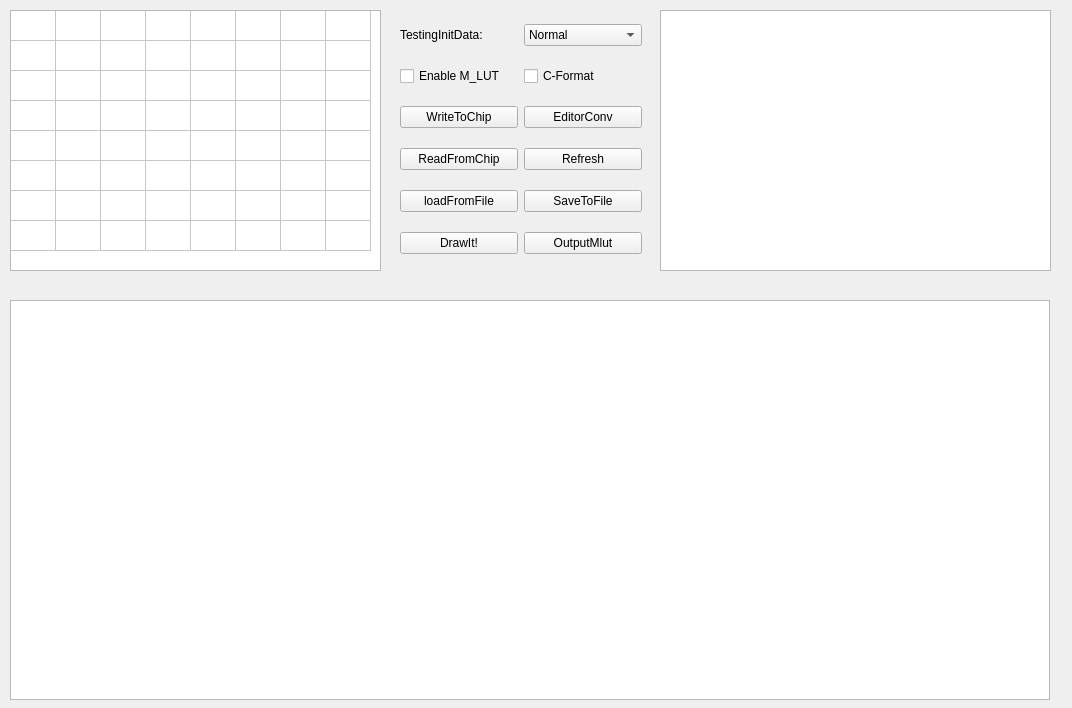
Old version of the form twoFirst01/DimmingDebugger_Readback_SX7B/DrawMapNew_res.ui in the repository hooloong/gitpython.
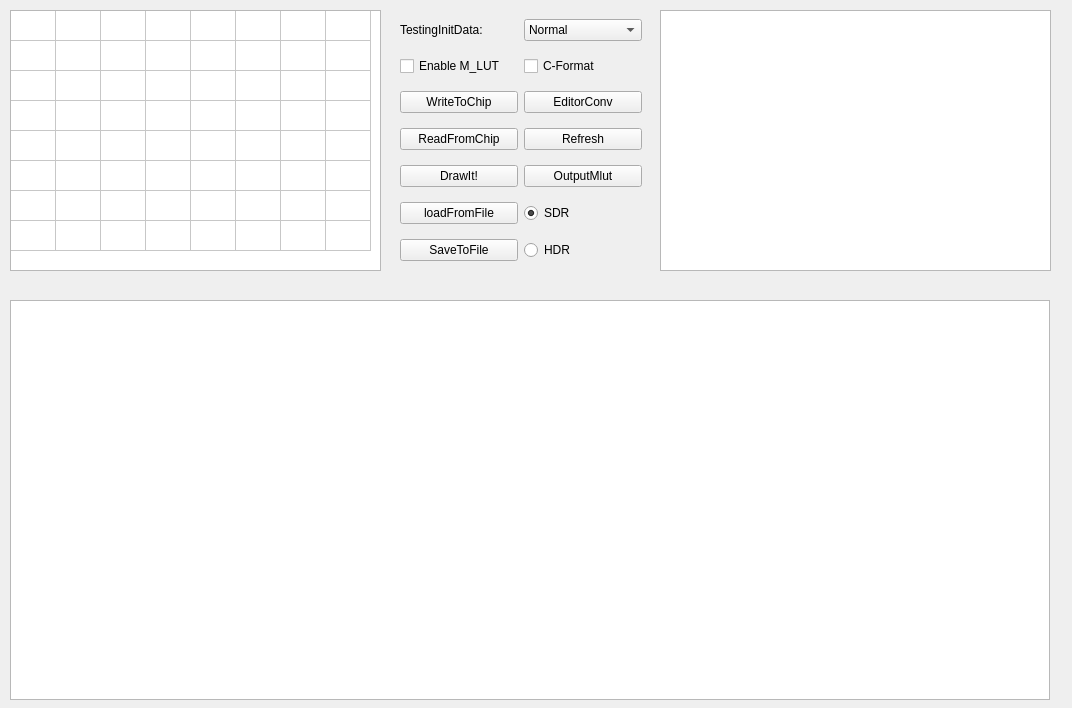
New version of the form.

What changed in the file:
```diff
--- a/twoFirst01/DimmingDebugger_Readback_SX7B/DrawMapNew_res.ui
+++ b/twoFirst01/DimmingDebugger_Readback_SX7B/DrawMapNew_res.ui
@@ -111,6 +111,20 @@
     </rect>
    </property>
    <layout class="QGridLayout" name="gridLayout_2">
+    <item row="0" column="0">
+     <widget class="QLabel" name="label_1">
+      <property name="text">
+       <string>TestingInitData:</string>
+      </property>
+     </widget>
+    </item>
+    <item row="7" column="0">
+     <widget class="QPushButton" name="pushButton_save">
+      <property name="text">
+       <string>SaveToFile</string>
+      </property>
+     </widget>
+    </item>
     <item row="1" column="0">
      <widget class="QCheckBox" name="checkBox_en">
       <property name="text">
@@ -118,7 +132,7 @@
       </property>
      </widget>
     </item>
-    <item row="6" column="1">
+    <item row="5" column="1">
      <widget class="QPushButton" name="pushButton_output">
       <property name="text">
        <string>OutputMlut</string>
@@ -170,14 +184,7 @@
       </property>
      </widget>
     </item>
-    <item row="4" column="0">
-     <widget class="QPushButton" name="pushButton_load">
-      <property name="text">
-       <string>loadFromFile</string>
-      </property>
-     </widget>
-    </item>
-    <item row="6" column="0">
+    <item row="5" column="0">
      <widget class="QPushButton" name="pushButton_draw">
       <property name="text">
        <string>DrawIt!</string>
@@ -198,17 +205,27 @@
       </property>
      </widget>
     </item>
-    <item row="4" column="1">
-     <widget class="QPushButton" name="pushButton_save">
+    <item row="6" column="0">
+     <widget class="QPushButton" name="pushButton_load">
       <property name="text">
-       <string>SaveToFile</string>
+       <string>loadFromFile</string>
       </property>
      </widget>
     </item>
-    <item row="0" column="0">
-     <widget class="QLabel" name="label_1">
+    <item row="6" column="1">
+     <widget class="QRadioButton" name="radioButton_sdr">
       <property name="text">
-       <string>TestingInitData:</string>
+       <string>SDR</string>
+      </property>
+      <property name="checked">
+       <bool>true</bool>
+      </property>
+     </widget>
+    </item>
+    <item row="7" column="1">
+     <widget class="QRadioButton" name="radioButton_hdr">
+      <property name="text">
+       <string>HDR</string>
       </property>
      </widget>
     </item>
```
